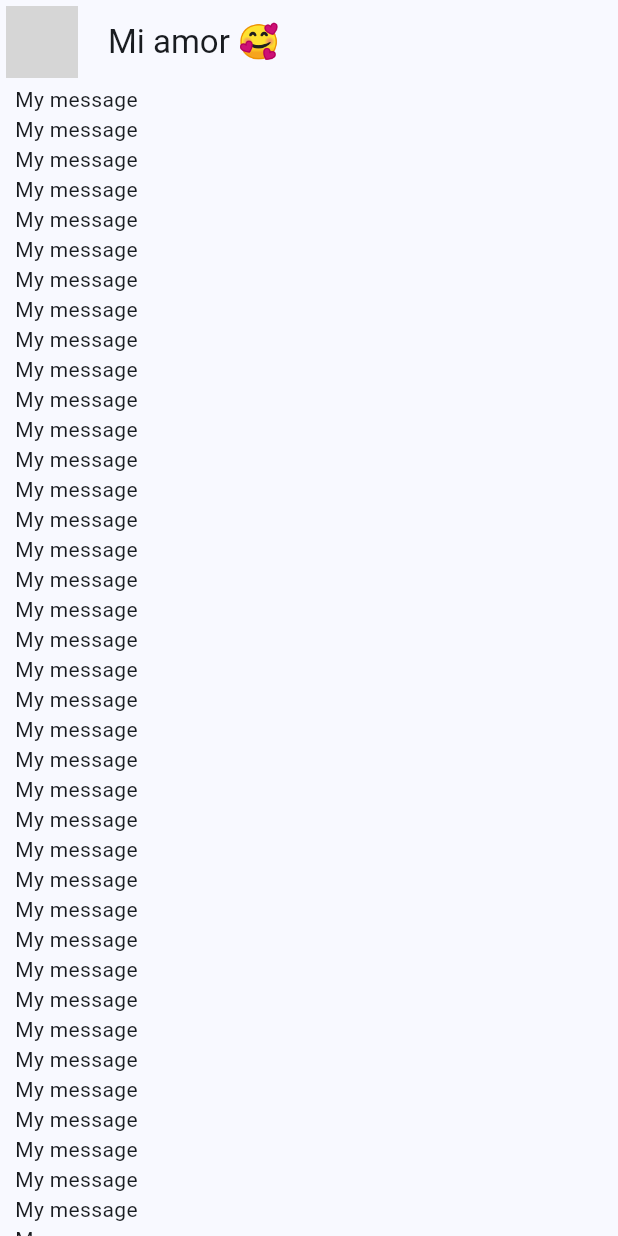
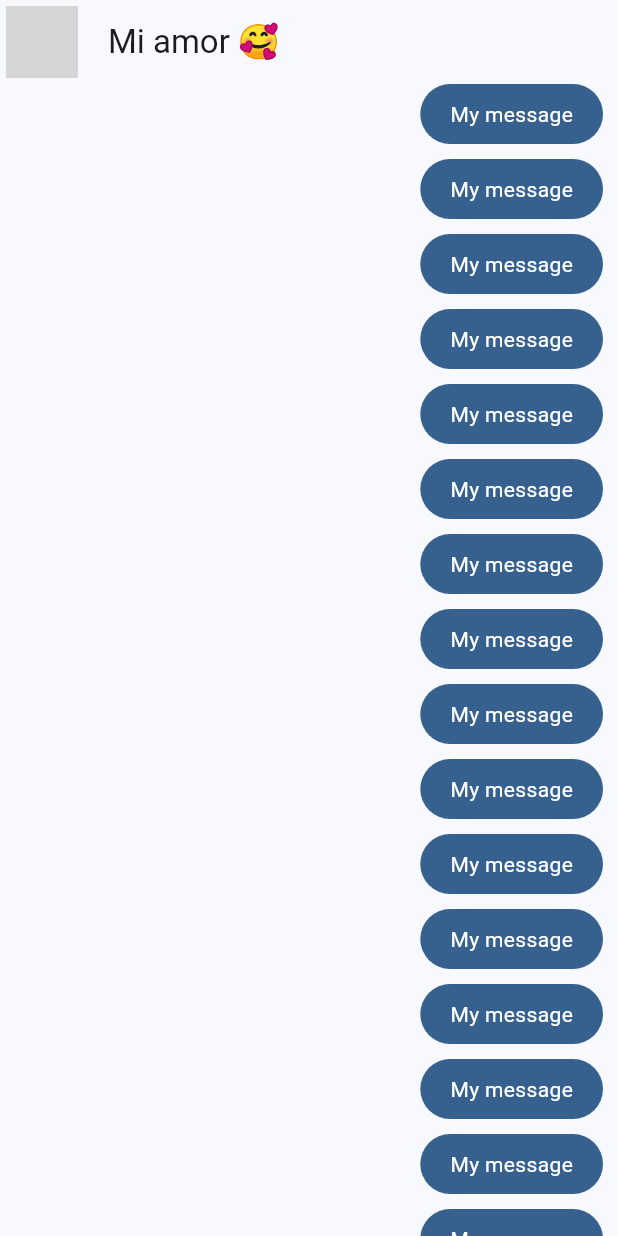
Before and after one commit to Danieruone/yes-no-app, a Flutter app: the screen it shows after launch, on a phone screen of 412 x 824 dp. Run offline on Flutter 3.47's test engine with Material 3 defaults, Android fonts, the phone set to English and light mode, and no system bars; network calls fail; grey boxes are pictures that could not be loaded.

Commit message:
Add my messages bubble

```diff
--- a/lib/presentation/widgets/chat/my_message_bubble.dart
+++ b/lib/presentation/widgets/chat/my_message_bubble.dart
@@ -5,6 +5,25 @@ class MyMessageBubble extends StatelessWidget {
 
   @override
   Widget build(BuildContext context) {
-    return const Text("My message");
+    final colors = Theme.of(context).colorScheme;
+    return Column(
+      crossAxisAlignment: CrossAxisAlignment.end,
+      children: [
+        Container(
+          decoration: BoxDecoration(
+              color: colors.primary, borderRadius: BorderRadius.circular(20)),
+          child: const Padding(
+            padding: EdgeInsets.symmetric(horizontal: 20, vertical: 10),
+            child: Text(
+              "My message",
+              style: TextStyle(color: Colors.white),
+            ),
+          ),
+        ),
+        const SizedBox(
+          height: 10,
+        )
+      ],
+    );
   }
 }
```
